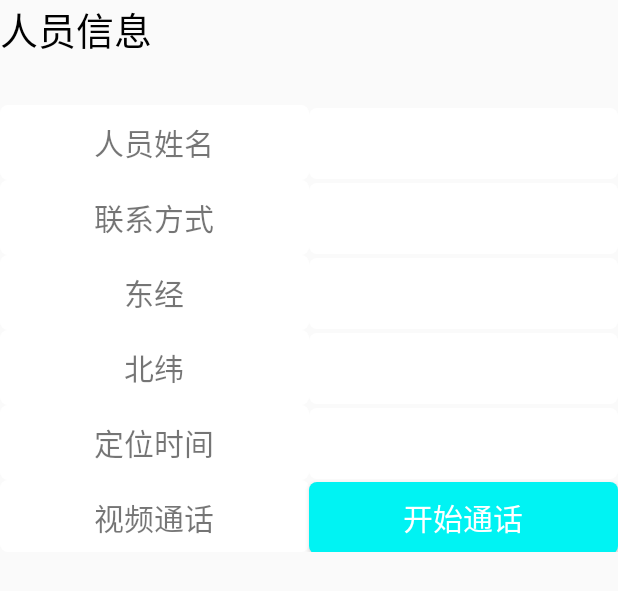
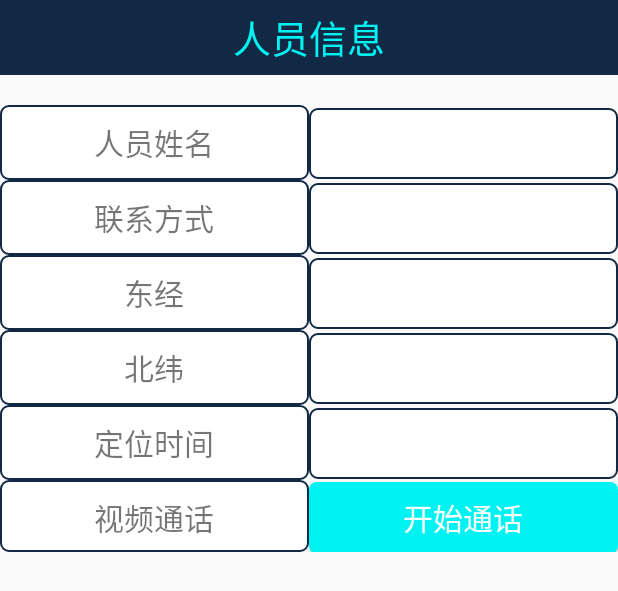
Before and after one commit to xingyufeifan/WScommand, an Android app: the layout dialog_location_person_info.xml on its own in the app's theme, with its tools: preview values and no code run, on a phone screen of 412 x 824 dp. Shown: the top 591 px of the screen. Run offline under Robolectric (Android 15) with nearby library versions, the phone set to English and light mode, and no system bars.

Commit message:
灾害点和设备4

```diff
--- a/app/src/main/res/drawable/textview_background.xml
+++ b/app/src/main/res/drawable/textview_background.xml
@@ -11,5 +11,5 @@
         android:bottom="10dp"
         android:left="10dp"
         android:right="10dp"/>
-
+<stroke android:width="1dp" android:color="@color/title_bg_color"/>
 </shape>
--- a/app/src/main/res/layout/activity_kuangxuan_statistics.xml
+++ b/app/src/main/res/layout/activity_kuangxuan_statistics.xml
@@ -13,7 +13,7 @@
         android:layout_height="wrap_content">
 
     <LinearLayout
-        android:alpha="0.8"
+
         android:orientation="vertical"
         android:layout_width="match_parent"
         android:background="@drawable/shape_ll_background"
@@ -31,7 +31,8 @@
                 android:layout_height="match_parent"
                 android:gravity="center"
                 android:text="统计信息"
-                android:textColor="@color/color_title"
+                android:textColor="@color/title_text_color"
+                android:background="@color/title_bg_color"
                 android:textSize="25sp" />
 
             <View
--- a/app/src/main/res/layout/activity_township_statistics.xml
+++ b/app/src/main/res/layout/activity_township_statistics.xml
@@ -13,7 +13,7 @@
         android:layout_height="wrap_content">
 
     <LinearLayout
-        android:alpha="0.8"
+
         android:orientation="vertical"
         android:layout_width="match_parent"
         android:layout_height="wrap_content"
@@ -32,7 +32,7 @@
                 android:text="区县统计"
                 android:gravity="center"
                 android:textSize="25sp"
-                android:textColor="@color/color_title"
+                android:textColor="@color/title_text_color"
                 android:background="@color/title_bg_color"
                 />
 
--- a/app/src/main/res/layout/dialog_location_person_info.xml
+++ b/app/src/main/res/layout/dialog_location_person_info.xml
@@ -6,9 +6,10 @@
     <TextView
         android:layout_width="match_parent"
         android:layout_height="50dp"
-        android:textColor="@color/colorblack"
+        android:textColor="@color/title_text_color"
+        android:background="@color/title_bg_color"
         android:text="人员信息"
-        android:layout_gravity="center"
+        android:gravity="center"
         android:textSize="25sp"/>
     <LinearLayout
         android:layout_width="match_parent"
```
